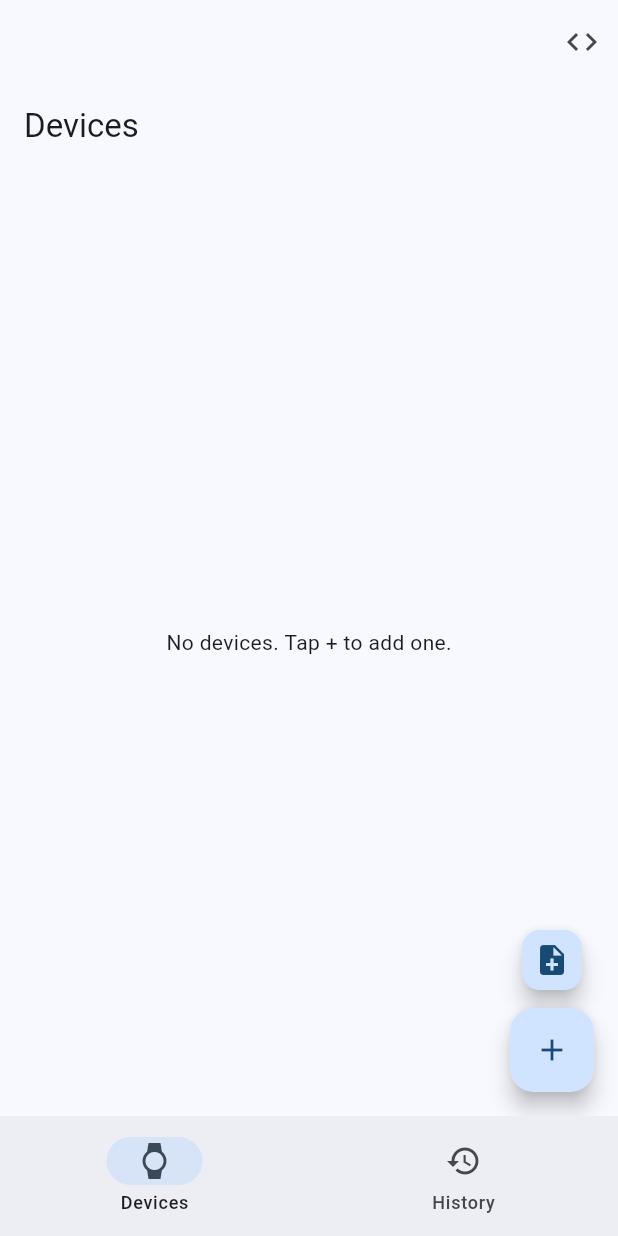
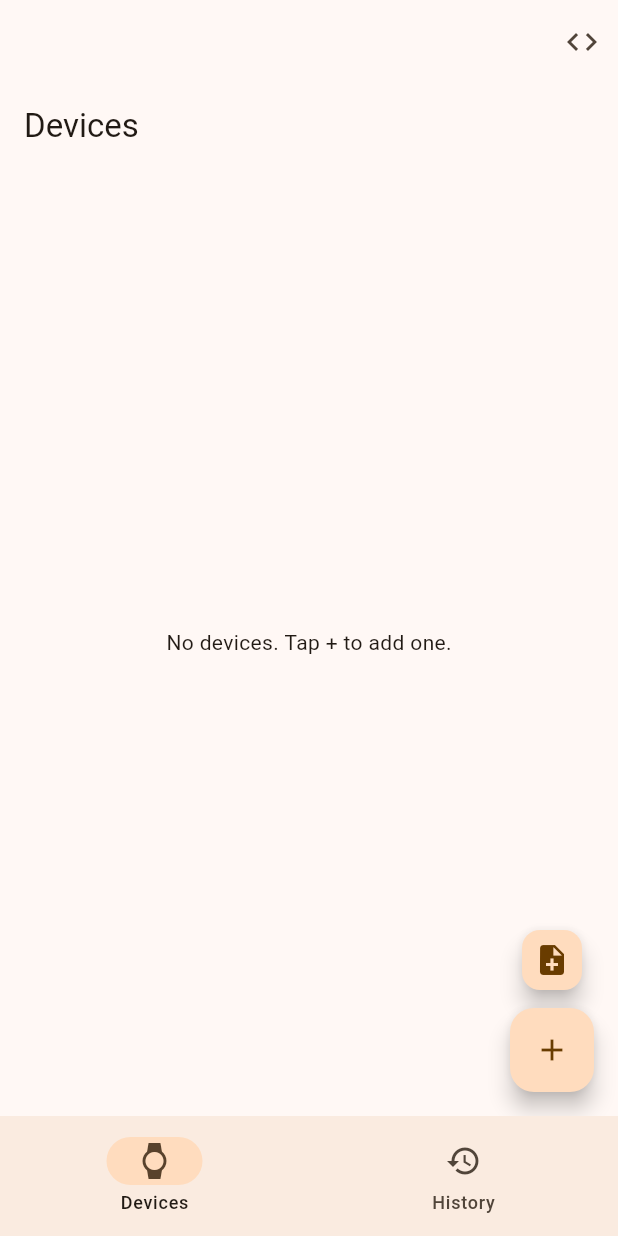
Before and after one commit to remrama/worn, a Flutter app: the screen it shows after launch, on a phone screen of 412 x 824 dp. Run offline on Flutter 3.47's test engine with Material 3 defaults, Android fonts, the phone set to English and light mode, and no system bars; our stand-ins replace shared_preferences.

Commit message:
worn -> Worn, blue -> orange

```diff
--- a/lib/main.dart
+++ b/lib/main.dart
@@ -16,7 +16,7 @@ class WornApp extends StatelessWidget {
     return MaterialApp(
       title: 'Worn',
       theme: ThemeData(
-        colorScheme: ColorScheme.fromSeed(seedColor: Colors.blue),
+        colorScheme: ColorScheme.fromSeed(seedColor: Colors.orange),
         useMaterial3: true,
       ),
       home: const MainScreen(),
```
Also changed, not shown: 1 other file.
